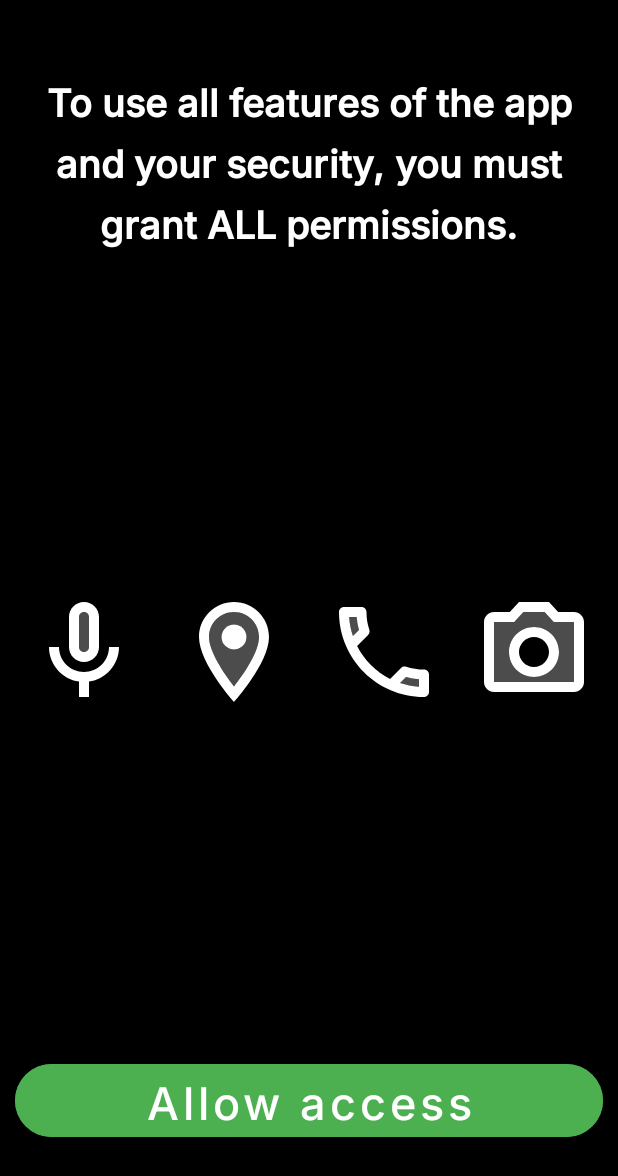
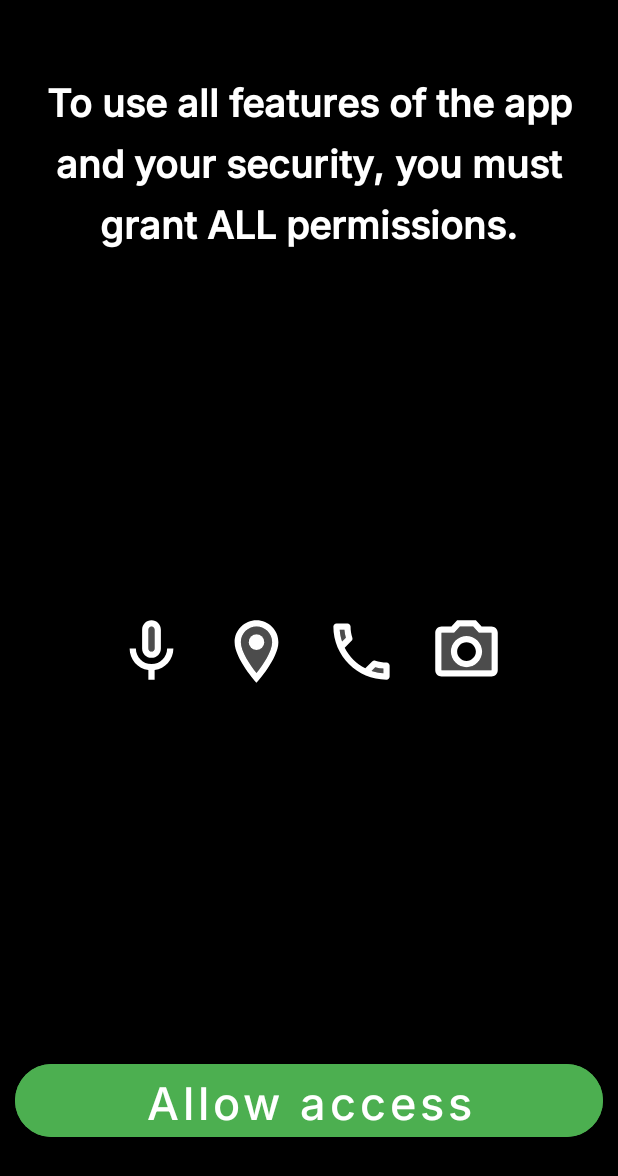
Before and after one commit to man0kero/WomenSafety, an Android app: the InitialActivity screen opened directly, with no data from a screen before it, on a phone screen of 412 x 824 dp. Shown: the top 1176 px of the screen. Run offline under Robolectric (Android 15) with nearby library versions, the phone set to English and light mode, and no system bars; our stand-ins replace data binding.

Commit message:
pre_change

```diff
--- a/app/src/main/AndroidManifest.xml
+++ b/app/src/main/AndroidManifest.xml
@@ -42,6 +42,11 @@
             </intent-filter>
         </activity>
 
+        <service
+            android:name=".VideoRecorderService"
+            android:enabled="true"
+            android:exported="false" />
+
         <meta-data
             android:name="preloaded_fonts"
             android:resource="@array/preloaded_fonts" />
--- a/app/src/main/res/layout/activity_initial.xml
+++ b/app/src/main/res/layout/activity_initial.xml
@@ -35,24 +35,24 @@
 
 
         <ImageView
-            android:layout_width="80dp"
-            android:layout_height="80dp"
+            android:layout_width="50dp"
+            android:layout_height="50dp"
             android:layout_marginHorizontal="10dp"
             android:src="@drawable/twotone_mic_24"/>
         <ImageView
-            android:layout_width="80dp"
-            android:layout_height="80dp"
+            android:layout_width="50dp"
+            android:layout_height="50dp"
             android:layout_marginHorizontal="10dp"
 
             android:src="@drawable/twotone_location_on_24"/>
         <ImageView
-            android:layout_width="80dp"
-            android:layout_height="80dp"
+            android:layout_width="50dp"
+            android:layout_height="50dp"
             android:layout_marginHorizontal="10dp"
             android:src="@drawable/twotone_phone_24"/>
         <ImageView
-            android:layout_width="80dp"
-            android:layout_height="80dp"
+            android:layout_width="50dp"
+            android:layout_height="50dp"
             android:layout_marginHorizontal="10dp"
 
             android:src="@drawable/twotone_photo_camera_24"/>
```
Also changed, not shown: app/src/main/java/com/mobile/helping/women/MainActivity.java (+79 -25 lines), app/src/main/java/com/mobile/helping/women/VideoRecorderService.java (added, +92 -0 lines).
